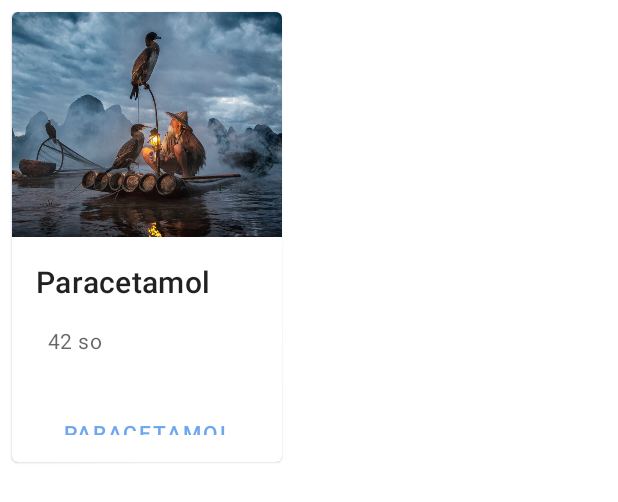
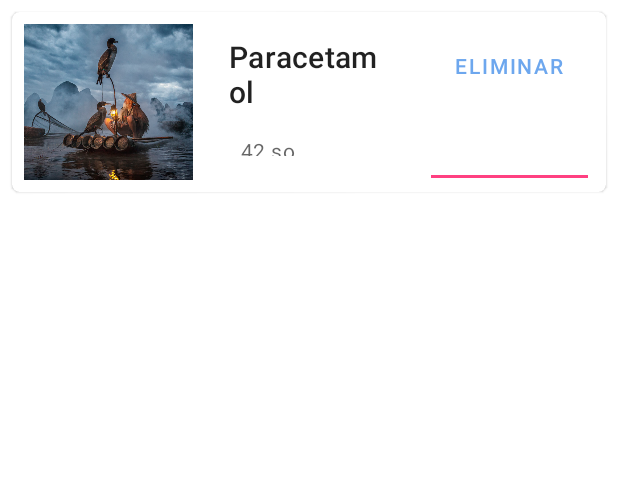
Before and after one commit to alsohi24/ProyDAMI, an Android app: the layout item_prod.xml on its own in the app's theme, with its tools: preview values and no code run, on a phone screen of 412 x 824 dp. Shown: the top 502 px of the screen. Run offline under Robolectric (Android 15) with nearby library versions, the phone set to English and light mode, and no system bars.

```diff
--- a/app/src/main/AndroidManifest.xml
+++ b/app/src/main/AndroidManifest.xml
@@ -11,6 +11,7 @@
         android:roundIcon="@mipmap/ic_launcher_round"
         android:supportsRtl="true"
         android:theme="@style/AppTheme.NoActionBar">
+        <activity android:name=".CarritoActivity"></activity>
         <!-- android:theme="@style/Theme.MaterialComponents.Light.DarkActionBar"> -->
         <activity android:name=".ProductosAdapters.PrdDetailActivity" />
 
--- a/app/src/main/java/com/example/proydami/Models/Producto.kt
+++ b/app/src/main/java/com/example/proydami/Models/Producto.kt
@@ -3,7 +3,7 @@ package com.example.proydami.Models
 import java.io.Serializable
 
 class Producto(
-    var id: Int? = 0,
+    var id: Long? = 0,
     var nombre: String? = null,
     var desc: String? = null,
     var precio: Double? = 0.0,
--- a/app/src/main/java/com/example/proydami/ProductosAdapters/PrdDetailActivity.kt
+++ b/app/src/main/java/com/example/proydami/ProductosAdapters/PrdDetailActivity.kt
@@ -24,7 +24,7 @@ class PrdDetailActivity : AppCompatActivity() {
         val extras = intent.extras
 
         if (extras != null){
-             val p = extras["PRDs"] as? Producto
+             p = extras["PRDs"] as? Producto
 
             tvPrice.text = p?.precio.toString()
             tvName.text = p?.nombre
@@ -43,6 +43,7 @@ class PrdDetailActivity : AppCompatActivity() {
             put(Columns.CartBC._CODIGO, p?.id )
             put(Columns.CartBC._NOMBRE, p?.nombre)
             put(Columns.CartBC._PRECIO, p?.precio)
+            put(Columns.CartBC._CANTIDAD, p?.cantidad)
             put(Columns.CartBC._DESC, p?.desc)
         }
 
--- a/app/src/main/java/com/example/proydami/ProductosAdapters/PrdsAdapter.kt
+++ b/app/src/main/java/com/example/proydami/ProductosAdapters/PrdsAdapter.kt
@@ -7,9 +7,20 @@ import com.example.proydami.Models.Producto
 import com.example.proydami.R
 
 class PrdsAdapter (private val prdList: List<Producto>,
-                   val showDetail: (Producto) -> Unit ) : RecyclerView.Adapter<PrdsViewHolder>() {
+                   val showDetail: (Producto) -> Unit,
+                   val tipo: String) : RecyclerView.Adapter<PrdsViewHolder>() {
+
     override fun onCreateViewHolder(parent: ViewGroup, viewType: Int): PrdsViewHolder {
-        val view = LayoutInflater.from(parent.context).inflate(R.layout.card_prod, parent, false)
+
+        var lay = R.layout.card_prod
+
+        if(tipo == "list"){
+            lay = R.layout.item_prod
+        }else{
+            lay = R.layout.card_prod
+        }
+
+        val view = LayoutInflater.from(parent.context).inflate(lay, parent, false)
         return PrdsViewHolder(view)
     }
 
--- a/app/src/main/java/com/example/proydami/SqlLight/CarritoDBHelper.kt
+++ b/app/src/main/java/com/example/proydami/SqlLight/CarritoDBHelper.kt
@@ -6,7 +6,7 @@ import android.database.sqlite.SQLiteOpenHelper
 import android.provider.BaseColumns
 
 class CarritoDBHelper (context: Context):
-    SQLiteOpenHelper(context,"LocalStorage.db",null,1){
+    SQLiteOpenHelper(context,"LocalStorage4.db",null,1){
     override fun onCreate(db: SQLiteDatabase?) {
         db?.execSQL(sql_create_tb_cart)
     }
@@ -21,7 +21,7 @@ class CarritoDBHelper (context: Context):
             "${Columns.CartBC._CODIGO} integer primary key," +
             "${Columns.CartBC._NOMBRE} text," +
             "${Columns.CartBC._DESC} text," +
-            "${Columns.CartBC._PRECIO} real" +
+            "${Columns.CartBC._PRECIO} real," +
             "${Columns.CartBC._CANTIDAD} integer)"
 
     private val sql_eliminar_tb_cart = "DROP TABLE IF EXIST ${Columns.CartBC._TABLA}"
--- a/app/src/main/res/layout/card_prod.xml
+++ b/app/src/main/res/layout/item_prod.xml
@@ -1,9 +1,9 @@
 <?xml version="1.0" encoding="utf-8"?>
 <com.google.android.material.card.MaterialCardView xmlns:android="http://schemas.android.com/apk/res/android"
     xmlns:app="http://schemas.android.com/apk/res-auto"
-    android:id="@+id/cardProd"
-    android:layout_width="180dp"
-    android:layout_height="300dp"
+    android:id="@+id/listProd"
+    android:layout_width="match_parent"
+    android:layout_height="wrap_content"
     android:layout_margin="8dp"
     android:layout_marginStart="8dp"
     android:layout_marginLeft="8dp"
@@ -12,25 +12,29 @@
     android:layout_marginRight="8dp"
     android:checkable="true"
     android:clickable="true"
-    android:focusable="true">
+    android:focusable="true"
+    app:cardCornerRadius="5dp">
 
     <LinearLayout
-        android:layout_width="match_parent"
-        android:layout_height="wrap_content"
-        android:orientation="vertical">
+        android:layout_width="wrap_content"
+        android:layout_height="120dp"
+        android:orientation="horizontal">
 
         <!-- Media -->
         <ImageView
             android:id="@+id/p_image"
-            android:layout_width="match_parent"
-            android:layout_height="150dp"
+            android:layout_width="wrap_content"
+            android:layout_height="match_parent"
+            android:layout_margin="8dp"
+            android:layout_weight="8"
             android:contentDescription="@string/price_card"
             android:scaleType="centerCrop"
             android:src="@drawable/img3" />
 
         <LinearLayout
             android:layout_width="match_parent"
-            android:layout_height="wrap_content"
+            android:layout_height="match_parent"
+            android:layout_weight="0.5"
             android:orientation="vertical"
             android:padding="16dp">
 
@@ -44,7 +48,7 @@
 
 
             <LinearLayout
-                android:layout_width="match_parent"
+                android:layout_width="107dp"
                 android:layout_height="wrap_content"
                 android:layout_margin="8dp"
                 android:orientation="horizontal">
@@ -78,16 +82,30 @@
 
         <!-- Buttons -->
         <LinearLayout
-            android:layout_width="match_parent"
-            android:layout_height="wrap_content"
-            android:layout_margin="8dp"
-            android:orientation="horizontal">
+            android:layout_width="wrap_content"
+            android:layout_height="match_parent"
+            android:layout_weight="3"
+            android:orientation="vertical">
 
             <com.google.android.material.button.MaterialButton
                 style="?attr/borderlessButtonStyle"
                 android:layout_width="match_parent"
                 android:layout_height="wrap_content"
-                android:text="@string/title_card" />
+                android:layout_marginLeft="8dp"
+                android:layout_marginTop="12dp"
+                android:layout_marginRight="8dp"
+                android:layout_marginBottom="12dp"
+                android:text="@string/btnQuitar" />
+
+
+            <EditText
+                android:id="@+id/editText"
+                android:layout_width="match_parent"
+                android:layout_height="wrap_content"
+                android:layout_marginLeft="8dp"
+                android:layout_marginRight="8dp"
+                android:ems="10"
+                android:inputType="numberSigned" />
         </LinearLayout>
 
     </LinearLayout>
--- a/app/src/main/res/values/strings.xml
+++ b/app/src/main/res/values/strings.xml
@@ -9,5 +9,7 @@
 
 
     <string name="carrito">Carrito</string>
-    <string name="title_activity_main2">Main2Activity</string>
+
+
+    <string name="btnQuitar">Eliminar</string>
 </resources>
```
Also changed, not shown: app/src/main/java/com/example/proydami/CarritoActivity.kt (added, +68 -0 lines), app/src/main/java/com/example/proydami/ui/dashboard/DashboardFragment.kt (+22 -12 lines), app/src/main/res/layout/activity_carrito.xml (added, +23 -0 lines).
